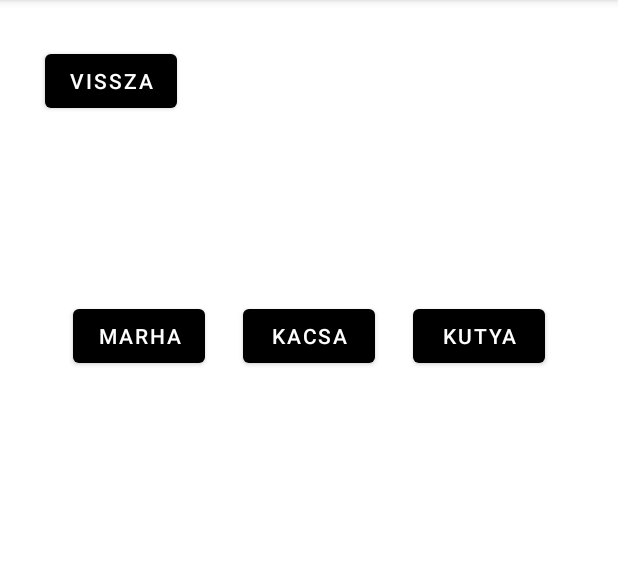
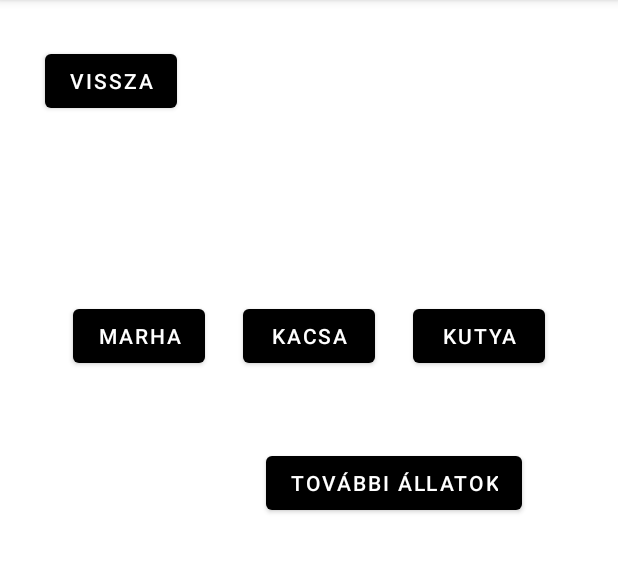
Before and after one commit to DPatrikI/Allatsimogato, an Android app: the AllatsimogatoActivity screen opened directly, with no data from a screen before it, on a phone screen of 412 x 824 dp, the part 84-657 px from its top. Run offline under Robolectric (Android 15) with nearby library versions, the phone set to English and light mode, and no system bars.

Commit message:
További állatok gomb és Activity

```diff
--- a/app/src/main/AndroidManifest.xml
+++ b/app/src/main/AndroidManifest.xml
@@ -14,8 +14,11 @@
         android:supportsRtl="true"
         android:theme="@style/Theme.Allatsimogato">
         <activity
+            android:name=".TovabbiAllatokActivity"
+            android:exported="true" />
+        <activity
             android:name=".AllatsimogatoActivity"
-            android:exported="true"/>
+            android:exported="true" />
         <activity
             android:name=".ProfileActivity"
             android:exported="true" />
--- a/app/src/main/res/layout/activity_allatsimogato.xml
+++ b/app/src/main/res/layout/activity_allatsimogato.xml
@@ -56,4 +56,15 @@
         app:layout_constraintBottom_toBottomOf="parent"
         app:layout_constraintEnd_toEndOf="parent"
         app:layout_constraintStart_toStartOf="parent" />
+
+    <Button
+        android:id="@+id/tovabbiAllatokButton"
+        android:layout_width="wrap_content"
+        android:layout_height="wrap_content"
+        android:layout_marginTop="50dp"
+        android:onClick="onTovabbiAllatokButtonPressed"
+        android:text="További állatok"
+        app:layout_constraintEnd_toEndOf="@+id/kutyaButton"
+        app:layout_constraintStart_toStartOf="@+id/kacsaButton"
+        app:layout_constraintTop_toBottomOf="@+id/kacsaButton" />
 </androidx.constraintlayout.widget.ConstraintLayout>
--- a/app/src/main/res/layout/activity_profile.xml
+++ b/app/src/main/res/layout/activity_profile.xml
@@ -49,4 +49,5 @@
         app:layout_constraintEnd_toEndOf="parent"
         app:layout_constraintStart_toStartOf="parent"
         app:layout_constraintTop_toTopOf="parent" />
+
 </androidx.constraintlayout.widget.ConstraintLayout>
--- a/app/src/main/res/layout/fragment_allatsiomgato.xml
+++ b/app/src/main/res/layout/fragment_allatsiomgato.xml
@@ -4,7 +4,6 @@
     android:id="@+id/allatsimogatoFrameLayout"
     android:layout_width="match_parent"
     android:layout_height="match_parent"
-    android:background="#FF0000"
     tools:context=".AllatsiomgatoFragment">
 
     <!-- TODO: Update blank fragment layout -->
```
Also changed, not shown: app/src/main/java/hu/test/creatit/allatsimogato/AllatsimogatoActivity.java (+6 -0 lines), app/src/main/java/hu/test/creatit/allatsimogato/AllatsiomgatoFragment.java (+1 -0 lines), app/src/main/java/hu/test/creatit/allatsimogato/ProfileActivity.java (+0 -14 lines), app/src/main/java/hu/test/creatit/allatsimogato/TovabbiAllatokActivity.java (added, +14 -0 lines), app/src/main/res/layout/activity_tovabbi_allatok.xml (added, +9 -0 lines).
